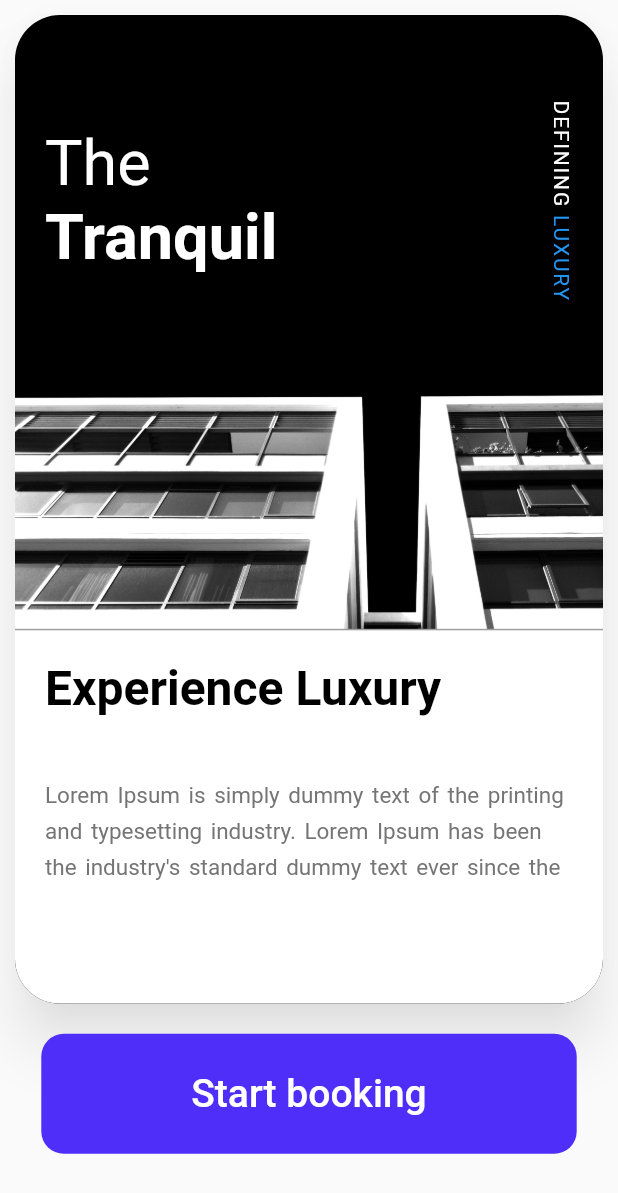
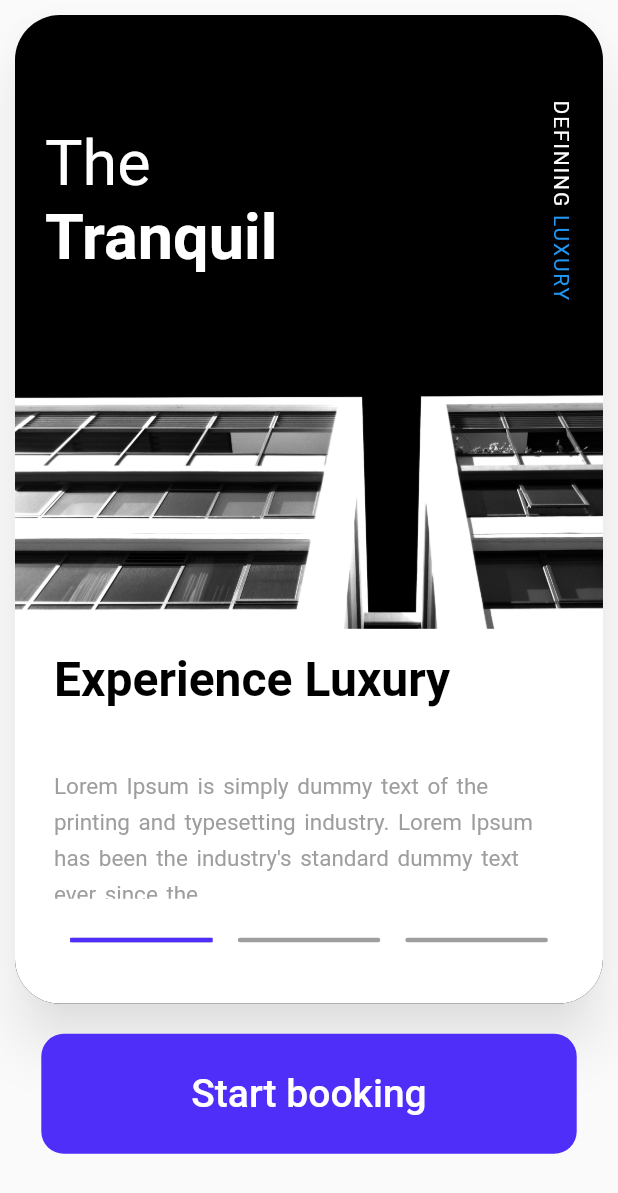
Before and after one commit to eugenenosenko/flutter-course, a Flutter app: the HotelOnBoardingPage screen opened directly, on a phone screen of 412 x 824 dp. Shown: the top 1193 px of the screen. Run offline on Flutter 3.47's test engine with Material 2 defaults, Android fonts, the phone set to English and light mode, and no system bars.

Commit message:
feat: analyser changes

```diff
--- a/lib/app/app.dart
+++ b/lib/app/app.dart
@@ -4,6 +4,7 @@ import 'package:flutter/material.dart';
 // import 'package:flutterportoflioapp/pages/my_animated_switcher/my_animated_switcher.dart';
 
  import 'package:flutterportoflioapp/pages/gmail_page/gmail_page.dart';
+import 'package:flutterportoflioapp/pages/hotel_onboarding_page/hotel_onboarding_page.dart';
 
 class AppWrapper extends StatelessWidget {
   @override
@@ -18,7 +19,7 @@ class _MyApp extends StatelessWidget {
     return MaterialApp(
       debugShowCheckedModeBanner: false,
       theme: ThemeData.light(),
-      home: GmailPage(),
+      home: HotelOnBoardingPage(),
     );
   }
 }
--- a/lib/pages/hotel_onboarding_page/booking_button.dart
+++ b/lib/pages/hotel_onboarding_page/booking_button.dart
@@ -4,11 +4,11 @@ class BookingButton extends StatelessWidget {
   @override
   Widget build(BuildContext context) {
     return FlatButton(
-      padding: EdgeInsets.symmetric(
+      padding: const EdgeInsets.symmetric(
         horizontal: 100.0,
         vertical: 25.0,
       ),
-      color: Color(0xff4F2EFA),
+      color: const Color(0xff4F2EFA),
       shape: RoundedRectangleBorder(
         borderRadius: BorderRadius.circular(15.0),
       ),
--- a/lib/pages/hotel_onboarding_page/hotel_onboard_header.dart
+++ b/lib/pages/hotel_onboarding_page/hotel_onboard_header.dart
@@ -5,7 +5,7 @@ class HotelOnboardingHeader extends StatelessWidget {
   Widget build(BuildContext context) {
     return Container(
       height: MediaQuery.of(context).size.height * 0.30,
-      padding: EdgeInsets.symmetric(horizontal: 20.0),
+      padding: const EdgeInsets.symmetric(horizontal: 20.0),
       child: Row(
         mainAxisAlignment: MainAxisAlignment.spaceBetween,
         mainAxisSize: MainAxisSize.max,
@@ -31,7 +31,7 @@ class HotelOnboardingHeader extends StatelessWidget {
             quarterTurns: 1,
             child: RichText(
               text: TextSpan(children: [
-                TextSpan(
+                const  TextSpan(
                   text: 'DEFINING ',
                   style: TextStyle(fontSize: 14.0, letterSpacing: 1.2),
                 ),
--- a/lib/pages/hotel_onboarding_page/hotel_onboarding_page.dart
+++ b/lib/pages/hotel_onboarding_page/hotel_onboarding_page.dart
@@ -12,7 +12,7 @@ class HotelOnBoardingPage extends StatelessWidget {
       body: Column(
         children: <Widget>[
           HotelOnBoardingContent(),
-          SizedBox(height: 10.0),
+          const SizedBox(height: 10.0),
           BookingButton()
         ],
       ),
@@ -26,11 +26,9 @@ class HotelOnBoardingContent extends StatelessWidget {
     return Card(
       clipBehavior: Clip.antiAlias,
       color: Colors.black,
-      shape: RoundedRectangleBorder(
-        borderRadius: BorderRadius.circular(30.0),
-      ),
+      shape: RoundedRectangleBorder(borderRadius: BorderRadius.circular(30.0)),
       shadowColor: Colors.grey.withOpacity(0.3),
-      margin: EdgeInsets.all(10.0),
+      margin: const EdgeInsets.all(10.0),
       elevation: 15,
       child: Column(
         mainAxisSize: MainAxisSize.max,
@@ -89,7 +87,12 @@ class _HotelOnBoardPageViewState extends State<HotelOnBoardPageView> {
         child: Stack(
           children: <Widget>[
             HotelImage(),
-            HotelOnboardingScrollableContentArea(_controller),
+            Positioned.fill(
+              child: Align(
+                alignment: Alignment.bottomCenter,
+                child: HotelOnboardingScrollableContentArea(_controller),
+              ),
+            ),
           ],
         ),
       ),
@@ -100,49 +103,125 @@ class _HotelOnBoardPageViewState extends State<HotelOnBoardPageView> {
 class HotelOnboardingScrollableContentArea extends StatelessWidget {
   final PageController _controller;
 
-  HotelOnboardingScrollableContentArea(this._controller);
+  const HotelOnboardingScrollableContentArea(this._controller);
 
   @override
   Widget build(BuildContext context) {
-    return Column(
+    return Container(
+      padding: const EdgeInsets.symmetric(horizontal: 20, vertical: 15.0),
+      color: Colors.white,
+      height: 250,
+      child: Column(
         mainAxisAlignment: MainAxisAlignment.end,
         children: <Widget>[
-        Container(
-          padding: EdgeInsets.symmetric(
-            horizontal: 20.0,
-            vertical: 20.0,
-          ),
-          height: 250,
-          decoration: BoxDecoration(
-            border: Border(
-                top: BorderSide(
-              color: Colors.grey,
-              width: 1.0,
-            )),
-            color: Colors.white,
-          ),
+          Expanded(
+            flex: 3,
             child: NotificationListener<OverscrollIndicatorNotification>(
                 onNotification: (OverscrollIndicatorNotification overScroll) {
                   overScroll.disallowGlow();
                   return false;
                 },
-            child: _buildPageView()
+                child: _buildPageView()),
           ),
+          Expanded(flex: 1, child: PageProgressBar())
+        ],
       ),
-      ],
     );
   }
 
   PageView _buildPageView() {
     return PageView(
       controller: _controller,
-      physics: ClampingScrollPhysics(),
-      children: [
+      physics: const ClampingScrollPhysics(),
+      children: const [
         PageCard(index: 0),
         PageCard(index: 1),
         PageCard(index: 2),
       ],
     );
+  }
+}
+
+class PageProgressBar extends StatelessWidget {
+  @override
+  Widget build(BuildContext context) {
+    return Row(
+      mainAxisAlignment: MainAxisAlignment.spaceEvenly,
+      children: const [
+        PageIndicator(0),
+        PageIndicator(1),
+        PageIndicator(2),
+      ],
+    );
+  }
+}
+
+class PageIndicator extends StatelessWidget {
+  final double index;
+
+  const PageIndicator(this.index);
+
+  @override
+  Widget build(BuildContext context) {
+    return Consumer<PageControllerNotifier>(builder: (_, notifier, child) {
+      return Stack(
+        children: <Widget>[
+          Container(
+            width: 95,
+            height: 3,
+            decoration: BoxDecoration(
+              color: Colors.grey,
+              borderRadius: BorderRadius.circular(40.0),
+            ),
+          ),
+          AnimatedContainer(
+            duration: const Duration(milliseconds: 200),
+            width: _calculateWidth(notifier.page),
+            height: 3,
+            color: const Color(0xff4F2EFA),
+          )
+        ],
+      );
+    });
+  }
+
+  double _calculateWidth(double page) {
+    if (index == page) {
+      return 95;
+    }
+
+    if (page >= index + 0.1) {
+      return 0;
+    }
+
+    if (page + 0.1 >= index) {
+      return 95;
+    }
+
+    return 0;
+  }
+
+  double _calculateOpacity(double page) {
+    if (index == page) {
+      return 1;
+    }
+
+    if (page >= index + 0.1) {
+      return 0;
+    }
+
+    if (page + 0.1 >= index) {
+      return 1;
+    }
+
+    return 0;
+  }
+}
+
+class GmailAppHeader extends StatelessWidget {
+  @override
+  Widget build(BuildContext context) {
+    return Container();
   }
 }
 
@@ -154,38 +233,11 @@ class PageCard extends StatelessWidget {
   @override
   Widget build(BuildContext context) {
     final page = Provider.of<PageControllerNotifier>(context).page;
-    print('$page');
-
     return AnimatedOpacity(
       curve: Curves.easeIn,
-      duration: Duration(milliseconds: 300),
+      duration: const Duration(milliseconds: 300),
       opacity: _calculateOpacity(page),
-      child: RichText(
-        text: TextSpan(
-          children: [
-            TextSpan(
-              text: 'Experience Luxury\n\n',
-              style: TextStyle(
-                fontSize: 32.0,
-                fontWeight: FontWeight.bold,
-                color: Colors.black,
-              ),
-            ),
-            TextSpan(
-              text: '''
-              Lorem Ipsum is simply dummy text of the printing and typesetting industry. Lorem Ipsum has been the industry's standard dummy text ever since the
-              '''
-                  .trimLeft(),
-              style: TextStyle(
-                height: 1.6,
-                fontSize: 15.0,
-                wordSpacing: 2.0,
-                color: Colors.grey.shade600,
-              ),
-            )
-          ],
-        ),
-      ),
+      child: const PageText(),
     );
   }
 
@@ -205,3 +257,40 @@ class PageCard extends StatelessWidget {
     return 0;
   }
 }
+
+class PageText extends StatelessWidget {
+  const PageText({
+    Key key,
+  }) : super(key: key);
+
+  @override
+  Widget build(BuildContext context) {
+    return Padding(
+      padding: const EdgeInsets.symmetric(horizontal: 6.0),
+      child: RichText(
+        text: const TextSpan(
+          children: [
+            TextSpan(
+              text: 'Experience Luxury\n\n',
+              style: TextStyle(
+                fontSize: 32.0,
+                fontWeight: FontWeight.bold,
+                color: Colors.black,
+              ),
+            ),
+            TextSpan(
+              text:
+                  'Lorem Ipsum is simply dummy text of the printing and typesetting industry. Lorem Ipsum has been the industry\'s standard dummy text ever since the',
+              style: TextStyle(
+                height: 1.6,
+                fontSize: 15.0,
+                wordSpacing: 2.0,
+                color: Colors.grey,
+              ),
+            )
+          ],
+        ),
+      ),
+    );
+  }
+}
--- a/lib/pages/my_animated_switcher/my_animated_switcher.dart
+++ b/lib/pages/my_animated_switcher/my_animated_switcher.dart
@@ -8,12 +8,12 @@ class MyAnimatedSwitcherPage extends StatefulWidget {
 }
 
 class _MyAnimatedSwitcherPageState extends State<MyAnimatedSwitcherPage> {
-  Widget _child = _MyContainer();
+  Widget _child = const  _MyContainer();
   Timer _timer;
 
   @override
   void initState() {
-    _timer = Timer.periodic(Duration(seconds: 5), (timer) {
+    _timer = Timer.periodic(const  Duration(seconds: 5), (timer) {
       setState(() {
         print('${timer.tick}'); // 1 2 3 4 5
         _child = _MyContainer(
@@ -53,7 +53,7 @@ class _MyAnimatedSwitcherPageState extends State<MyAnimatedSwitcherPage> {
               ),
             );
           },
-          duration: Duration(seconds: 3),
+          duration: const Duration(seconds: 3),
           child: _child,
         ),
       ),
--- a/lib/widgets/my_animated_container.dart
+++ b/lib/widgets/my_animated_container.dart
@@ -20,7 +20,7 @@ class _MyAnimatedContainerState extends State<MyAnimatedContainer> {
 
   @override
   void initState() {
-    _timer = Timer.periodic(Duration(seconds: 1), (timer) {
+    _timer = Timer.periodic(const  Duration(seconds: 1), (timer) {
       setState(() {
         _height = _random.nextInt(300).toDouble();
         _width = _random.nextInt(100).toDouble();
@@ -39,7 +39,7 @@ class _MyAnimatedContainerState extends State<MyAnimatedContainer> {
   @override
   Widget build(BuildContext context) {
     return AnimatedContainer(
-      duration: Duration(milliseconds: 400),
+      duration: const Duration(milliseconds: 400),
       width: _width,
       height: _height,
       decoration: BoxDecoration(
```
Also changed, not shown: lib/pages/gmail_page/gmail_page.dart (+20 -13 lines), lib/widgets/my_animated_switcher.dart (+9 -6 lines), analysis_options.yaml (renamed from analysis-options.yaml). Lines whose indentation alone changed are shown as unchanged.
